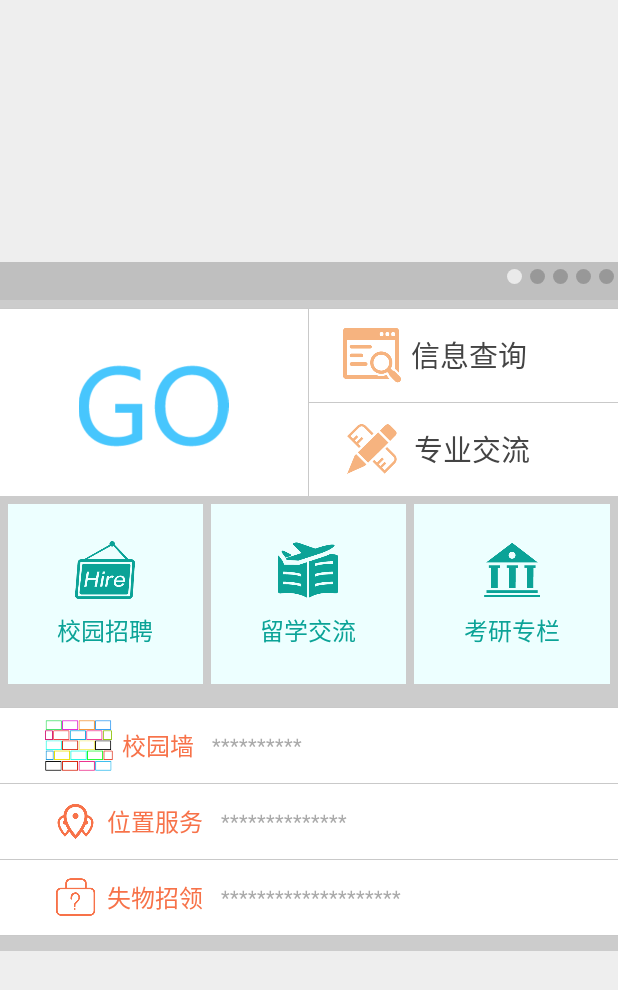
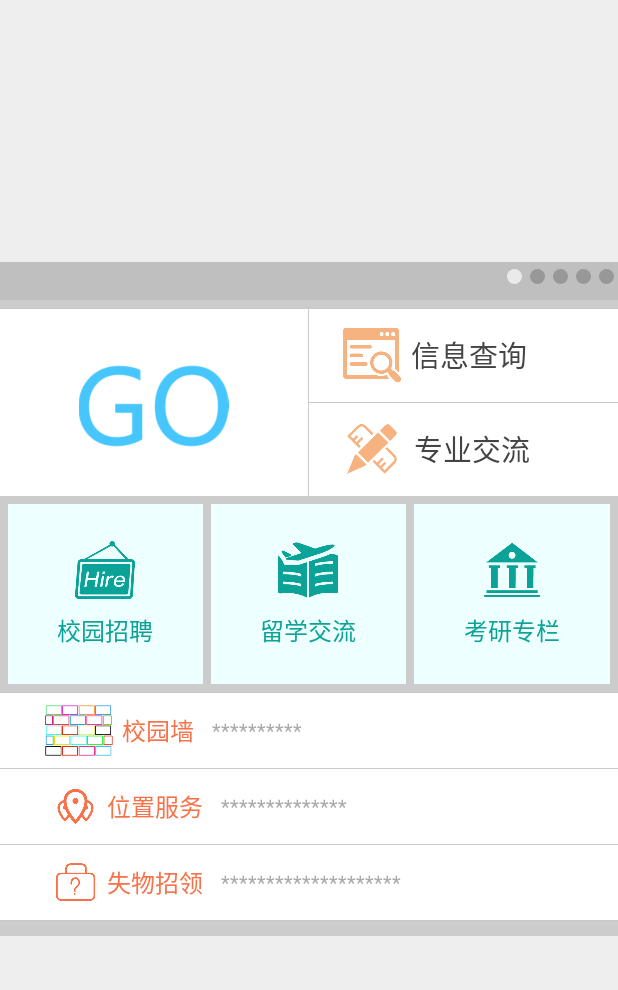
Before and after one commit to xiyu8/OpenJCU, an Android app: the layout fragment_home.xml on its own in the app's theme, with its tools: preview values and no code run, on a phone screen of 412 x 824 dp. Shown: the top 990 px of the screen. Run offline under Robolectric (Android 15) with nearby library versions, the phone set to English and light mode, and no system bars.

Commit message:
20180106

```diff
--- a/app/build.gradle
+++ b/app/build.gradle
@@ -17,6 +17,12 @@
             proguardFiles getDefaultProguardFile('proguard-android.txt'), 'proguard-rules.pro'
         }
     }
+
+    sourceSets {
+    main {
+        jniLibs.srcDirs = ['libs']
+    }
+}
 
 }
 //sourceSets {
--- a/app/src/main/java/com/example/openjcu/login/LoginActivity.java
+++ b/app/src/main/java/com/example/openjcu/login/LoginActivity.java
@@ -234,6 +234,7 @@
                     Toast.makeText(LoginActivity.this, "用户名或密码错误，请重新输入", Toast.LENGTH_SHORT).show();
                     break;
                 case 106:  //教务网验证异常
+                    Log.e("AAAAAA", "rrrrrrrrrrrrrrrrrrrr" + responseString);
                     ((TextView) findViewById(R.id.showhtml)).setText(responseString);
                     break;
                 case 6:
@@ -430,7 +431,7 @@
                     Message message = new Message();
                     message.what = 105;
                     mHandler.sendMessage(message);
-                }else if(responseString.contains("网上选课") && responseString.contains("等级考试报名")){ //教务网登录成功
+                }else if(responseString.contains("欢迎您") && responseString.contains("退出")){ //教务网登录成功
                     String temp[]=responseString.split("id=\"xhxm\">|同学</span>");
                     tureName=temp[1];
                     Log.e("OpenJCU", "BBBBBBBBBBBBBBBBBBB"+temp[1]);
--- a/app/src/main/java/com/example/openjcu/login/UserDetailActivity.java
+++ b/app/src/main/java/com/example/openjcu/login/UserDetailActivity.java
@@ -65,7 +65,6 @@
     protected void onCreate(Bundle savedInstanceState) {
         super.onCreate(savedInstanceState);
         setContentView(R.layout.activity_user_detail);
-        getSupportActionBar().hide();
         initView();
 //        new Thread(new Runnable() {
 //            @Override
--- a/app/src/main/java/com/example/openjcu/mainfragment/MapFragment.java
+++ b/app/src/main/java/com/example/openjcu/mainfragment/MapFragment.java
@@ -168,7 +168,8 @@
     @Override    //相当于在Activity的setContentView之前写的内容
     public View onCreateView(LayoutInflater inflater, ViewGroup container, Bundle savedInstanceState) {
         // Inflate the layout for this fragment
-        SDKInitializer.initialize(getActivity().getApplicationContext());
+        SDKInitializer.initialize(
+                getActivity().getApplicationContext());
         View view=inflater.inflate(R.layout.fragment_map, container, false);
         return view;
 
--- a/app/src/main/res/layout/fragment_home.xml
+++ b/app/src/main/res/layout/fragment_home.xml
@@ -375,7 +375,6 @@
                     <LinearLayout
                         android:layout_width="match_parent"
                         android:layout_height="0dp"
-                        android:layout_marginTop="10dp"
                         android:layout_weight="1"
                         android:orientation="vertical" >
 
```
